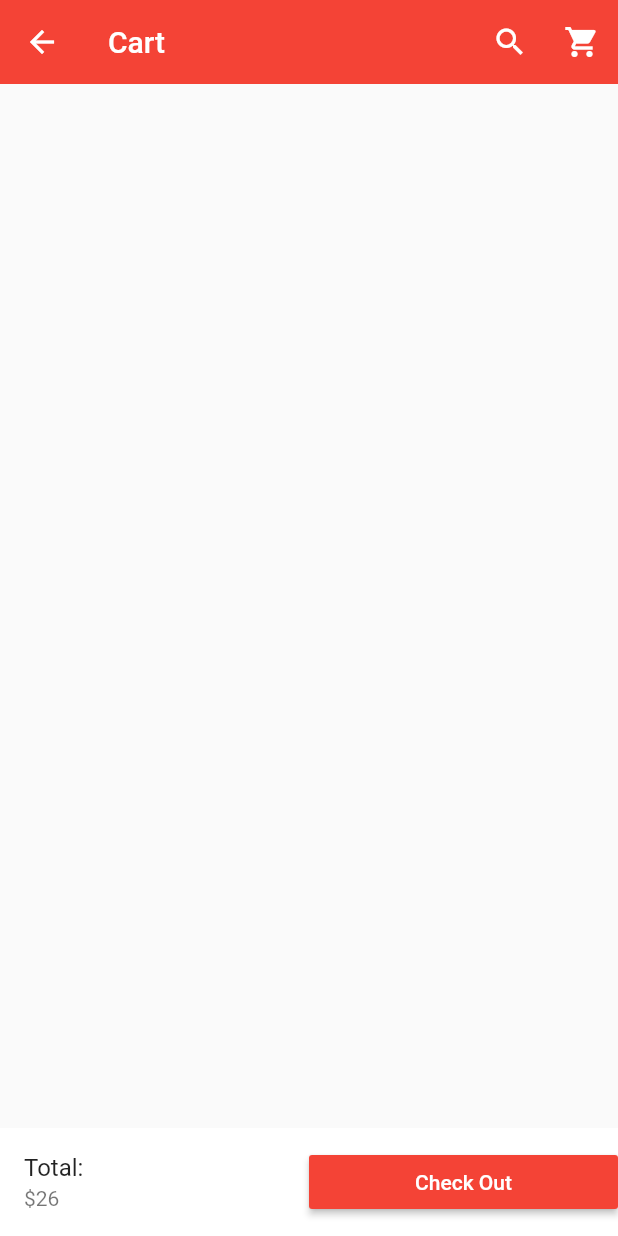
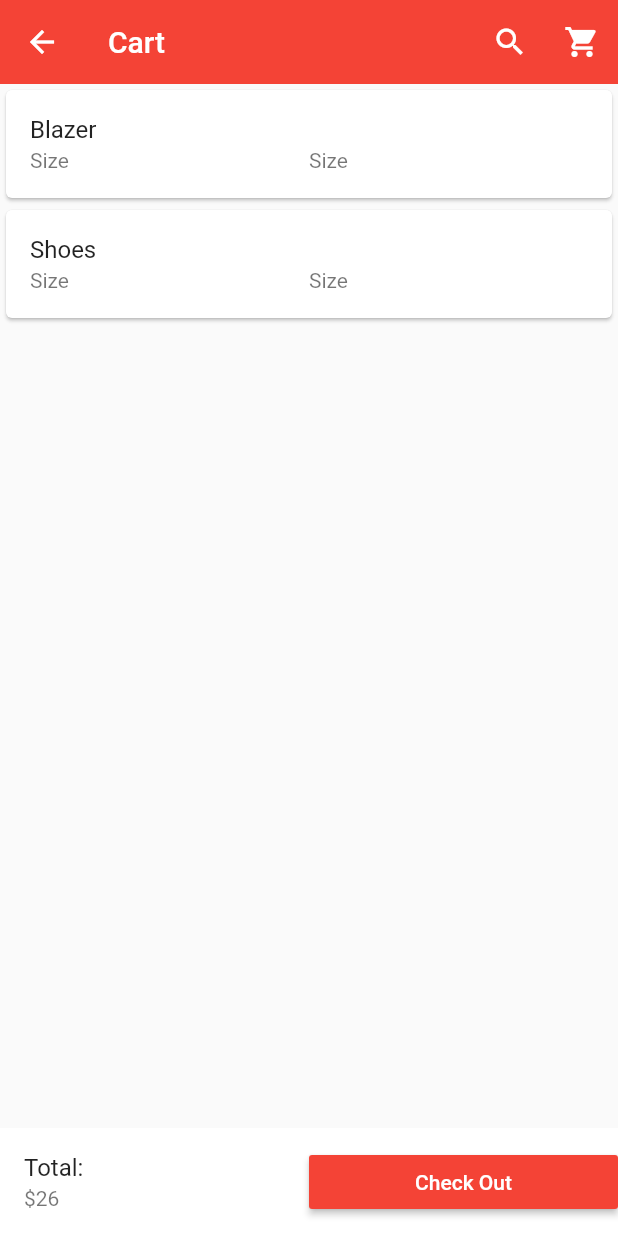
Before and after one commit to OdongoWaga/ClothesShop, a Flutter app: the Cart screen opened directly, on a phone screen of 412 x 824 dp. Run offline on Flutter 3.47's test engine with Material 2 defaults, Android fonts, the phone set to English and light mode, and no system bars; our stand-ins replace carousel_pro.

Commit message:
cartPage Build

```diff
--- a/lib/components/cartProduct.dart
+++ b/lib/components/cartProduct.dart
@@ -0,0 +1,83 @@
+import 'package:flutter/material.dart';
+
+class CartProducts extends StatefulWidget {
+  @override
+  _CartProductsState createState() => _CartProductsState();
+}
+
+class _CartProductsState extends State<CartProducts> {
+  var productsOnCart = [
+    {
+      'name': 'Blazer',
+      'picture': 'images/products/blazer1.jpeg',
+      'price': 80,
+      "size": "M",
+      "color": "Red",
+      "quantity": 1,
+    },
+    {
+      'name': 'Shoes',
+      'picture': 'images/products/hills1.jpeg',
+      'price': 90,
+      "size": "7",
+      "color": "Black",
+      "quantity": 1,
+    },
+  ];
+
+  @override
+  Widget build(BuildContext context) {
+    return ListView.builder(
+        itemCount: productsOnCart.length,
+        itemBuilder: (context, index) {
+          return SingleCartProduct(
+            cartProductName: productsOnCart[index]['name'],
+            cartProductColor: productsOnCart[index]['color'],
+            cartProductPicture: productsOnCart[index]['quantity'],
+            cartProductPrice: productsOnCart[index]['size'],
+            cartProductQty: productsOnCart[index]['price'],
+            cartProductSize: productsOnCart[index]['picture'],
+          );
+        });
+  }
+}
+
+class SingleCartProduct extends StatelessWidget {
+  final cartProductName;
+  final cartProductPicture;
+  final cartProductSize;
+  final cartProductPrice;
+  final cartProductColor;
+  final cartProductQty;
+
+  SingleCartProduct(
+      {this.cartProductName,
+      this.cartProductColor,
+      this.cartProductPicture,
+      this.cartProductPrice,
+      this.cartProductQty,
+      this.cartProductSize});
+
+  @override
+  Widget build(BuildContext context) {
+    return Card(
+      child: ListTile(
+        title: Text(cartProductName),
+        subtitle: Column(
+          children: <Widget>[
+            Row(
+              children: <Widget>[
+                Expanded(
+                  child: Text("Size"),
+                ),
+                Expanded(
+                  child: Text("Size"),
+                ),
+              ],
+            )
+          ],
+        ),
+      ),
+    );
+  }
+}
--- a/lib/components/products.dart
+++ b/lib/components/products.dart
@@ -21,7 +21,7 @@ class _ProductsState extends State<Products> {
       'price': 70
     },
     {
-      'name': 'Red Dress',
+      'name': 'Heels',
       'picture': 'images/products/hills1.jpeg',
       'oldPrice': 120,
       'price': 70
--- a/lib/pages/cart.dart
+++ b/lib/pages/cart.dart
@@ -1,4 +1,5 @@
 import 'package:flutter/material.dart';
+import 'package:clothesshop/components/cartProduct.dart';
 
 class Cart extends StatefulWidget {
   @override
@@ -30,6 +31,7 @@ class _CartState extends State<Cart> {
           )
         ],
       ),
+      body: CartProducts(),
       bottomNavigationBar: Container(
         color: Colors.white,
         child: Row(
```
